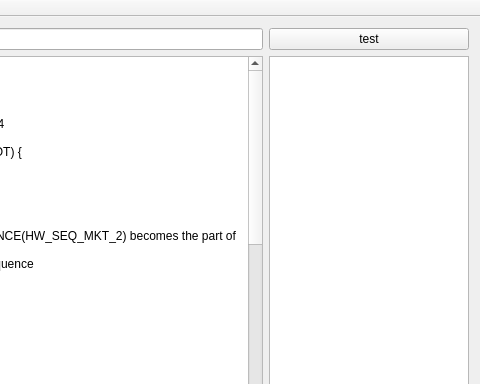
Old version of the form regexptest.ui in the repository fsvymk/regexptest; both pictures show x 238 to 718 and y 0 to 384 of the 718 by 539 pixel window.
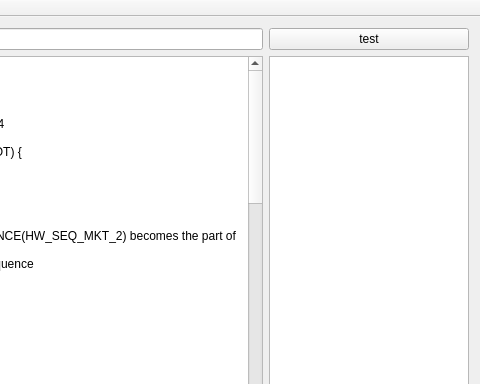
New version of the form.

```diff
--- a/regexptest.ui
+++ b/regexptest.ui
@@ -67,9 +67,32 @@
 				
 				
 				
-#define IP1_UPDATE EVENT_L00				
+#define IP1_UPDATE EVENT_L00	
+
+module  (  KPA_IP1  ,  SEQ_CTRL_ROOT    )       {
+
+
+
+
+	procedure ( IP1_UPDATE) {			
+		A := Ctrl;		
+		Ctrl := A &amp; 0xFFFE;		
+		rg[11] := Vx + dVx;		
+		rg[10] := Vx - dVx;		
+		rg[1] := 0xA710;		
+		Ctrl := 0x0002 | iif ( A &amp; 0x0020, A | 0x8000, A);		
+	}
+}
+
+module(KPA_IP2, HW_SEQ_CTRL){VAR_EVENTS{Ctrl ::: IP1_UPDATE}}
+
+module	(	KPA_IP3	, 		 HW_CTRL_ROOT	)	 {	
+	uword Vx : rg:7, dVx:rg:8;			
+	uword Ctrl:port:0;			
+	word A, B, C;			
+}
 				
-module (KPA_IP1, HW_SEQ_CTRL_ROOT) {				
+module (KPA_IP4, HW_SEQ_CTRL_ROOT) {				
 	uword Vx : rg:7, dVx:rg:8;			
 	uword Ctrl:port:0;			
 	word A, B, C;			
```
Left out of the diff: 3 changed lines with no effect on the pictures.
